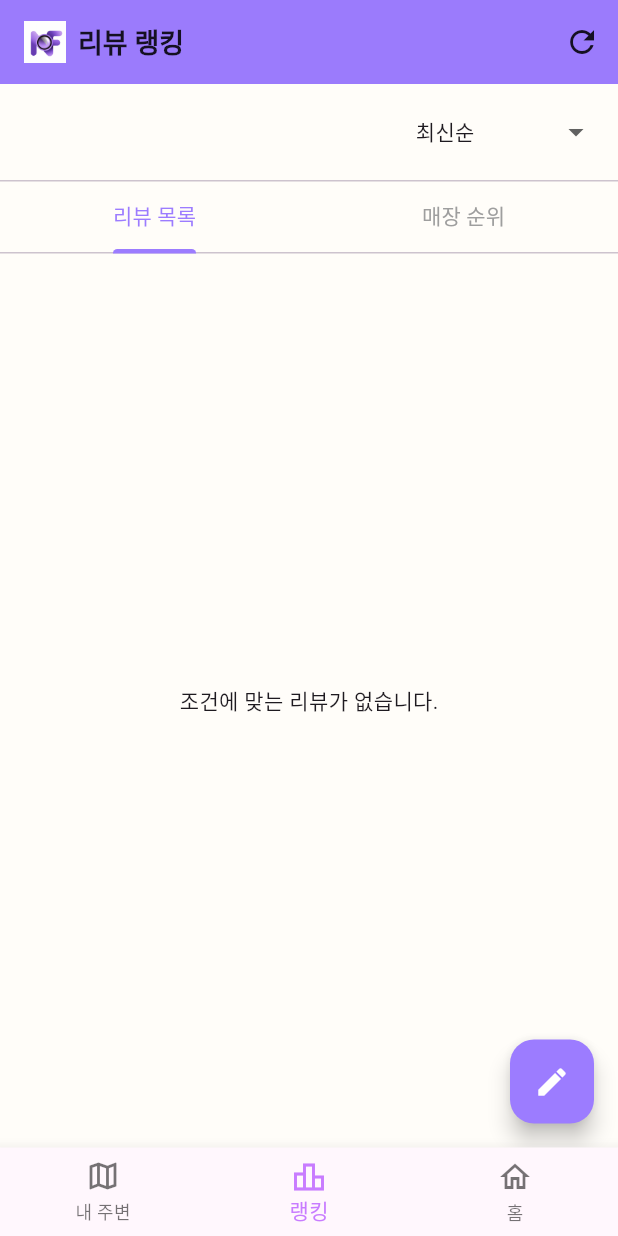
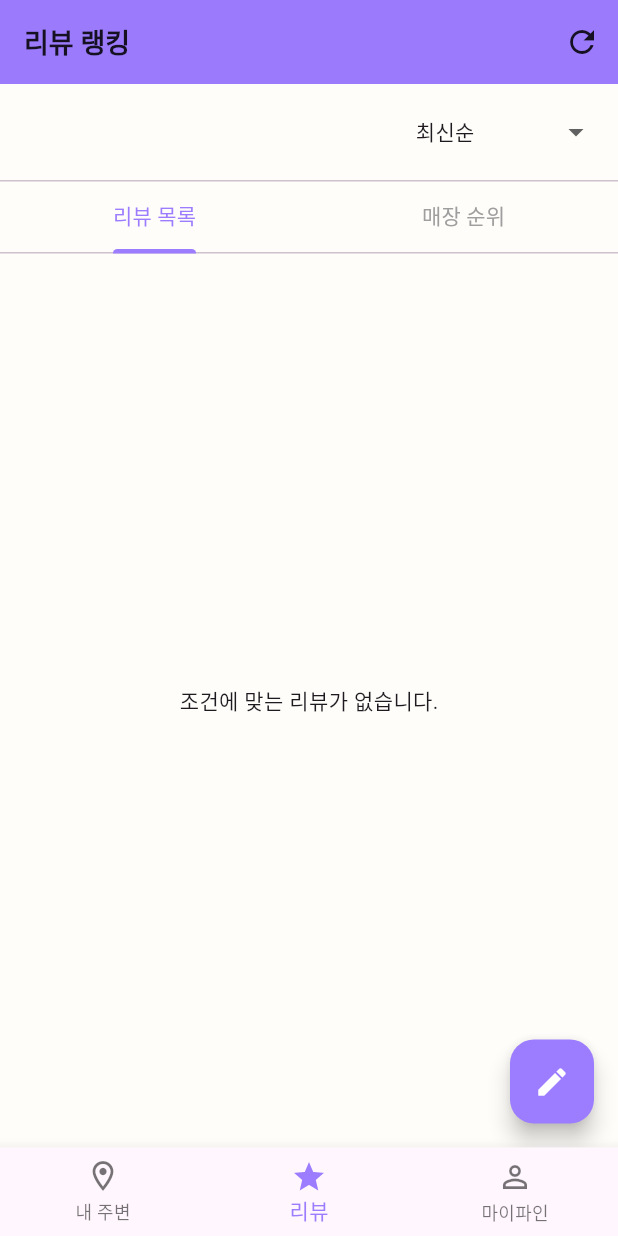
Before and after one commit to DongBaBaDa/needsfine_app, a Flutter app: the screen it shows once a user with an empty profile is signed in, item 2 of the bottom bar chosen, on a phone screen of 412 x 824 dp. Run offline on Flutter 3.47's test engine with Material 3 defaults, Android fonts, the light colour scheme and no system bars; our stand-ins replace carousel_slider, geolocator, image_picker, permission_handler, scrollable_positioned_list, shared_preferences and 1 more; missing offline and left inert: flutter_naver_map, unorm_dart; accounts and stored records are empty; network calls fail; Roboto replaces fonts that are missing (NotoSansKR); statements that could not run were skipped.

Commit message:
2025년 12월30일 오후7시09분

```diff
--- a/lib/screens/main_shell.dart
+++ b/lib/screens/main_shell.dart
@@ -1,7 +1,7 @@
 import 'package:flutter/material.dart';
-import 'package:needsfine_app/screens/home_screen.dart';
-import 'package:needsfine_app/screens/ranking_screen.dart';
 import 'package:needsfine_app/screens/nearby_screen.dart';
+import 'package:needsfine_app/screens/ranking_screen.dart'; // [수정] 파일명 언더바 확인
+import 'package:needsfine_app/screens/mypage_screen.dart';
 
 class MainShell extends StatefulWidget {
   const MainShell({super.key});
@@ -11,15 +11,40 @@ class MainShell extends StatefulWidget {
 }
 
 class _MainShellState extends State<MainShell> {
-  // [수정] 시작 페이지를 '내 주변'(지도)으로 설정
   int _selectedIndex = 0;
 
-  // [수정] 3개의 페이지만 사용
-  final List<Widget> _pages = const [
-    NearbyScreen(),      // 0: 내 주변 (지도)
-    RankingScreen(),     // 1: 랭킹
-    HomeScreen(),        // 2: 홈
+  // 3개의 화면 구성
+  final List<Widget> _widgetOptions = <Widget>[
+    const NearbyScreen(),
+    const RankingScreen(),
+    const MyPageScreen(),
   ];
+
+  @override
+  void initState() {
+    super.initState();
+    // [추가] 전역 트리거 감시 리스너 등록
+    // ranking_screen.dart에 선언된 searchTrigger를 사용합니다.
+    searchTrigger.addListener(_onGlobalSearchTriggered);
+  }
+
+  @override
+  void dispose() {
+    // [추가] 리스너 해제 (메모리 누수 방지)
+    searchTrigger.removeListener(_onGlobalSearchTriggered);
+    super.dispose();
+  }
+
+  // 리뷰 화면에서 매장 클릭 시 호출되는 함수
+  void _onGlobalSearchTriggered() {
+    if (searchTrigger.value != null && searchTrigger.value!.isNotEmpty) {
+      if (mounted) {
+        setState(() {
+          _selectedIndex = 0; // '내 주변'(지도) 탭인 0번 인덱스로 강제 이동
+        });
+      }
+    }
+  }
 
   void _onItemTapped(int index) {
     setState(() {
@@ -30,20 +55,33 @@ class _MainShellState extends State<MainShell> {
   @override
   Widget build(BuildContext context) {
     return Scaffold(
+      // IndexedStack을 사용하여 탭 전환 시에도 지도나 리뷰 목록 상태가 초기화되지 않게 유지
       body: IndexedStack(
         index: _selectedIndex,
-        children: _pages,
+        children: _widgetOptions,
       ),
       bottomNavigationBar: BottomNavigationBar(
-        type: BottomNavigationBarType.fixed,
+        items: const <BottomNavigationBarItem>[
+          BottomNavigationBarItem(
+            icon: Icon(Icons.location_on_outlined),
+            activeIcon: Icon(Icons.location_on),
+            label: '내 주변',
+          ),
+          BottomNavigationBarItem(
+            icon: Icon(Icons.star_outline),
+            activeIcon: Icon(Icons.star),
+            label: '리뷰',
+          ),
+          BottomNavigationBarItem(
+            icon: Icon(Icons.person_outline),
+            activeIcon: Icon(Icons.person),
+            label: '마이파인',
+          ),
+        ],
         currentIndex: _selectedIndex,
         onTap: _onItemTapped,
-        // [수정] 3개의 탭 아이템만 표시
-        items: const [
-          BottomNavigationBarItem(icon: Icon(Icons.map_outlined), label: "내 주변"),
-          BottomNavigationBarItem(icon: Icon(Icons.leaderboard_outlined), label: "랭킹"),
-          BottomNavigationBarItem(icon: Icon(Icons.home_outlined), label: "홈"),
-        ],
+        type: BottomNavigationBarType.fixed,
+        selectedItemColor: const Color(0xFF9C7CFF), // 니즈파인 포인트 컬러
       ),
     );
   }
--- a/lib/screens/ranking_screen.dart
+++ b/lib/screens/ranking_screen.dart
@@ -5,10 +5,11 @@ import 'package:needsfine_app/utils/ranking_calculator.dart';
 import 'package:needsfine_app/widgets/star_rating.dart';
 import 'package:needsfine_app/screens/write_review_screen.dart';
 
-// [추가] 리뷰 상세 보기 화면
+// [추가] 화면 간 데이터 전달을 위한 전역 트리거
+final ValueNotifier<String?> searchTrigger = ValueNotifier<String?>(null);
+
 class ReviewDetailScreen extends StatelessWidget {
   final Review review;
-
   const ReviewDetailScreen({super.key, required this.review});
 
   @override
@@ -23,12 +24,27 @@ class ReviewDetailScreen extends StatelessWidget {
         child: Column(
           crossAxisAlignment: CrossAxisAlignment.start,
           children: [
-            // 헤더 (가게명 + 별점)
             Row(
               mainAxisAlignment: MainAxisAlignment.spaceBetween,
               children: [
                 Expanded(
-                  child: Text(review.storeName, style: const TextStyle(fontSize: 22, fontWeight: FontWeight.bold)),
+                  child: InkWell(
+                    // [수정] 매장명 클릭 시 주소를 트리거에 담음
+                    onTap: () {
+                      if (review.storeAddress != null) {
+                        searchTrigger.value = review.storeAddress;
+                      }
+                    },
+                    child: Text(
+                        review.storeName,
+                        style: const TextStyle(
+                          fontSize: 22,
+                          fontWeight: FontWeight.bold,
+                          color: Color(0xFF9C7CFF), // 클릭 가능함을 알리는 보라색
+                          decoration: TextDecoration.underline, // 언더라인 추가
+                        )
+                    ),
+                  ),
                 ),
                 StarRating(rating: review.userRating, size: 20),
               ],
@@ -39,7 +55,6 @@ class ReviewDetailScreen extends StatelessWidget {
                 child: Text(review.storeAddress!, style: const TextStyle(color: Colors.grey, fontSize: 14)),
               ),
             const SizedBox(height: 16),
-            // 니즈파인 점수 + 신뢰도
             Row(children: [
               Container(
                 padding: const EdgeInsets.symmetric(horizontal: 10, vertical: 6),
@@ -54,7 +69,6 @@ class ReviewDetailScreen extends StatelessWidget {
               ),
             ]),
             const Divider(height: 32),
-            // 사진 (있을 경우)
             if (review.photoUrls.isNotEmpty)
               SizedBox(
                 height: 100,
@@ -71,18 +85,15 @@ class ReviewDetailScreen extends StatelessWidget {
                 ),
               ),
             if (review.photoUrls.isNotEmpty) const SizedBox(height: 16),
-            // 리뷰 전체 내용
             const Text('리뷰 내용', style: TextStyle(fontSize: 16, fontWeight: FontWeight.bold)),
             const SizedBox(height: 8),
             Text(review.reviewText, style: const TextStyle(fontSize: 15, height: 1.5)),
             const SizedBox(height: 24),
-            // 태그
             if (review.tags.isNotEmpty) Wrap(
               spacing: 8.0,
               children: review.tags.map((tag) => Chip(label: Text(tag), backgroundColor: const Color(0xFFF0E9FF), visualDensity: VisualDensity.compact)).toList(),
             ),
             const Divider(height: 32),
-            // 작성일
             Row(
               mainAxisAlignment: MainAxisAlignment.end,
               children: [Text('${review.createdAt.year}.${review.createdAt.month}.${review.createdAt.day} 작성', style: const TextStyle(fontSize: 12, color: Colors.grey))],
@@ -96,7 +107,6 @@ class ReviewDetailScreen extends StatelessWidget {
 
 class RankingScreen extends StatefulWidget {
   const RankingScreen({super.key});
-
   @override
   State<RankingScreen> createState() => _RankingScreenState();
 }
@@ -106,8 +116,8 @@ class _RankingScreenState extends State<RankingScreen> {
   List<StoreRanking> _storeRankings = [];
   Stats? _stats;
   bool _isLoading = true;
-
-  String _sortOption = '최신순'; // [수정] 기본 정렬 옵션
+  String _sortOption = '최신순';
+  int _tabIndex = 0;
 
   @override
   void initState() {
@@ -141,8 +151,7 @@ class _RankingScreenState extends State<RankingScreen> {
   }
 
   List<dynamic> get _sortedList {
-    // [수정] 정렬 로직 변경
-    if (_tabIndex == 0) { // 리뷰 목록
+    if (_tabIndex == 0) {
       List<Review> reviews = List.from(_allReviews);
       switch (_sortOption) {
         case '니즈파인 점수순':
@@ -154,33 +163,22 @@ class _RankingScreenState extends State<RankingScreen> {
         case '쓴소리':
           reviews = reviews.where((r) => r.isCritical).toList()..sort((a, b) => b.createdAt.compareTo(a.createdAt));
           break;
-        case '거리순':
-          // TODO: 거리순 정렬 로직 구현 (현재 위치 필요)
-          break;
         case '최신순':
         default:
           reviews.sort((a, b) => b.createdAt.compareTo(a.createdAt));
           break;
       }
       return reviews;
-    } else { // 매장 순위
-      List<StoreRanking> rankings = List.from(_storeRankings);
-      // TODO: 매장 순위 탭에 대한 정렬 로직 추가
-      return rankings;
+    } else {
+      return List.from(_storeRankings);
     }
   }
-
-  int _tabIndex = 0;
 
   @override
   Widget build(BuildContext context) {
     return Scaffold(
       appBar: AppBar(
-        title: Row(children: [
-          Image.asset('assets/icon.png', height: 28),
-          const SizedBox(width: 8),
-          const Text('리뷰 랭킹', style: TextStyle(fontWeight: FontWeight.bold)),
-        ]),
+        title: const Text('리뷰 랭킹', style: TextStyle(fontWeight: FontWeight.bold)),
         backgroundColor: const Color(0xFF9C7CFF),
         actions: [IconButton(icon: const Icon(Icons.refresh), onPressed: _loadData)],
       ),
@@ -189,7 +187,7 @@ class _RankingScreenState extends State<RankingScreen> {
           : Column(
         children: [
           if (_stats != null) _buildStatsHeader(),
-                _buildSortControls(), // [수정] 컨트롤 UI 변경
+          _buildSortControls(),
           const Divider(height: 1),
           Expanded(
             child: DefaultTabController(
@@ -251,7 +249,6 @@ class _RankingScreenState extends State<RankingScreen> {
     ],
   );
 
-  // [수정] 정렬 컨트롤 UI
   Widget _buildSortControls() => Padding(
     padding: const EdgeInsets.symmetric(horizontal: 16.0, vertical: 8.0),
     child: Row(
@@ -260,7 +257,7 @@ class _RankingScreenState extends State<RankingScreen> {
         DropdownButton<String>(
           value: _sortOption,
           underline: const SizedBox(),
-          items: ['최신순', '니즈파인 점수순', '신뢰도순', '쓴소리', '거리순'].map((String value) {
+          items: ['최신순', '니즈파인 점수순', '신뢰도순', '쓴소리'].map((String value) {
             return DropdownMenuItem<String>(value: value, child: Text(value, style: const TextStyle(fontSize: 14)));
           }).toList(),
           onChanged: (newValue) => setState(() => _sortOption = newValue!),
@@ -280,7 +277,6 @@ class _RankingScreenState extends State<RankingScreen> {
     );
   }
 
-  // [수정] 리뷰 카드를 누르면 상세 화면으로 이동
   Widget _buildReviewCard(Review review) => InkWell(
     onTap: () => Navigator.push(context, MaterialPageRoute(builder: (_) => ReviewDetailScreen(review: review))),
     child: Container(
@@ -289,7 +285,26 @@ class _RankingScreenState extends State<RankingScreen> {
         crossAxisAlignment: CrossAxisAlignment.start,
         children: [
           Row(mainAxisAlignment: MainAxisAlignment.spaceBetween, children: [
-              Expanded(child: Text(review.storeName, style: const TextStyle(fontSize: 16, fontWeight: FontWeight.bold), overflow: TextOverflow.ellipsis)),
+            Expanded(
+              child: InkWell(
+                // [수정] 카드 내 매장명 클릭 시 주소 전달
+                onTap: () {
+                  if (review.storeAddress != null) {
+                    searchTrigger.value = review.storeAddress;
+                  }
+                },
+                child: Text(
+                    review.storeName,
+                    style: const TextStyle(
+                      fontSize: 16,
+                      fontWeight: FontWeight.bold,
+                      color: Color(0xFF9C7CFF),
+                      decoration: TextDecoration.underline,
+                    ),
+                    overflow: TextOverflow.ellipsis
+                ),
+              ),
+            ),
             StarRating(rating: review.userRating),
           ]),
           const SizedBox(height: 8),
@@ -341,7 +356,11 @@ class _RankingScreenState extends State<RankingScreen> {
       const SizedBox(width: 12),
       Expanded(
         child: Column(crossAxisAlignment: CrossAxisAlignment.start, children: [
-              Text(ranking.storeName, style: const TextStyle(fontSize: 16, fontWeight: FontWeight.bold)),
+          InkWell(
+            // [수정] 랭킹 리스트 매장명 클릭 시 동작
+            onTap: () => searchTrigger.value = ranking.storeName, // 주소가 없을 경우 이름으로 시도
+            child: Text(ranking.storeName, style: const TextStyle(fontSize: 16, fontWeight: FontWeight.bold, color: Color(0xFF9C7CFF), decoration: TextDecoration.underline)),
+          ),
           const SizedBox(height: 4),
           Row(children: [
             Text('평균 ${ranking.avgScore.toStringAsFixed(1)}점', style: const TextStyle(fontSize: 14, color: Color(0xFF9C7CFF), fontWeight: FontWeight.bold)),
@@ -350,11 +369,6 @@ class _RankingScreenState extends State<RankingScreen> {
             const SizedBox(width: 8),
             Text('리뷰 ${ranking.reviewCount}개', style: const TextStyle(fontSize: 12, color: Colors.grey)),
           ]),
-              if (ranking.topTags != null && ranking.topTags!.isNotEmpty)
-                Padding(
-                  padding: const EdgeInsets.only(top: 6.0),
-                  child: Wrap(spacing: 4.0, children: ranking.topTags!.map((tag) => Chip(label: Text(tag, style: const TextStyle(fontSize: 10)), backgroundColor: const Color(0xFFF0E9FF), visualDensity: VisualDensity.compact)).toList()),
-                ),
         ]),
       ),
     ]),
```
Also changed, not shown: lib/screens/mypage_screen.dart (+9 -8 lines), lib/screens/nearby_screen.dart (+101 -135 lines), lib/screens/user_join_screen.dart (+3 -15 lines), lib/services/naver_map_service.dart (added, +46 -0 lines), 1 other file. Lines whose indentation alone changed are shown as unchanged.
